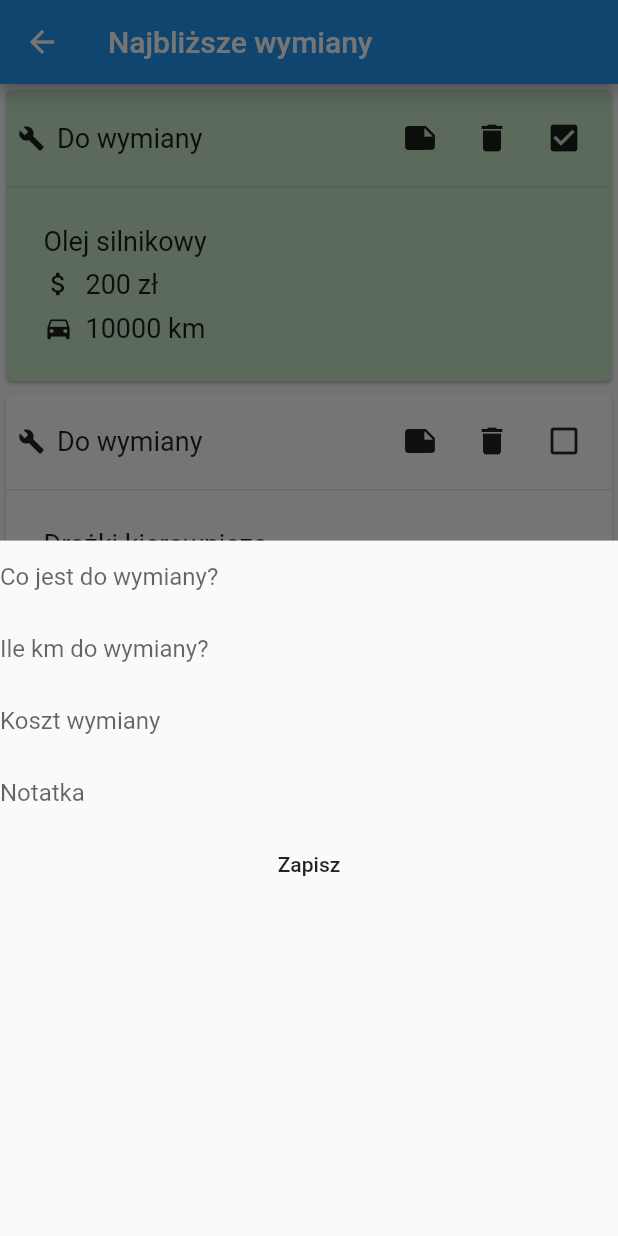
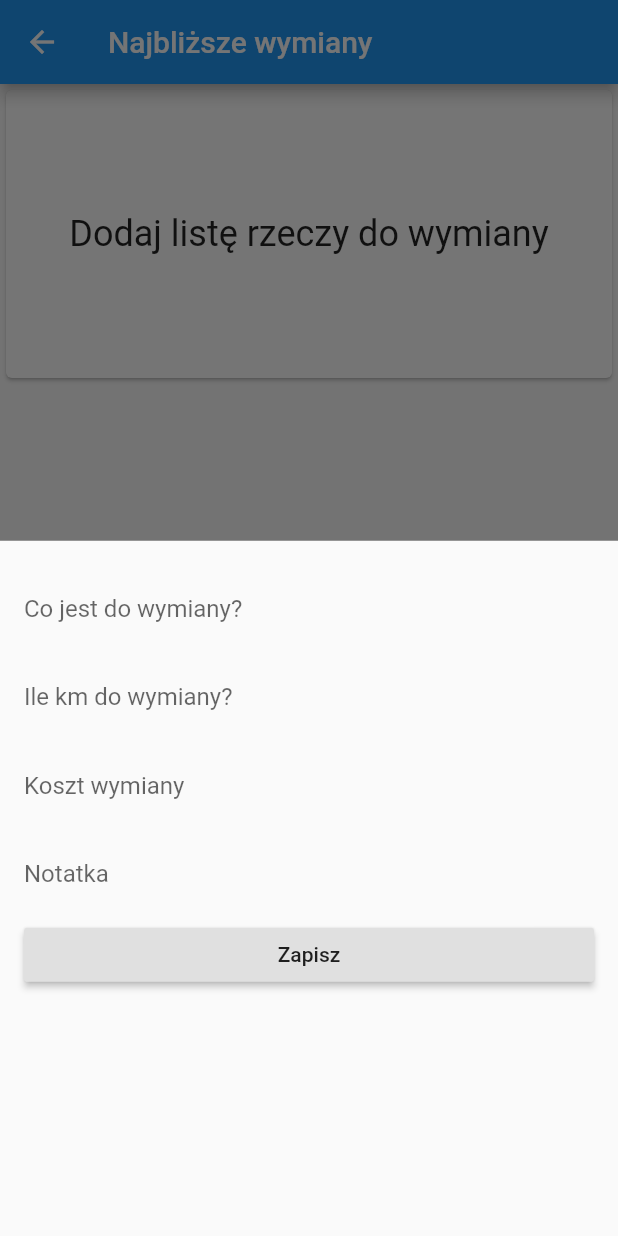
Before and after one commit to fcieminski/fuel-economy, a Flutter app: the Replace screen opened directly, after a tap on the "add" icon, on a phone screen of 412 x 824 dp. Run offline on Flutter 3.47's test engine with Material 2 defaults, Android fonts, the phone set to English and light mode, and no system bars; our stand-ins replace flutter_local_notifications, shared_preferences; accounts and stored records are empty.

Commit message:
form change in replace view, added storage

```diff
--- a/lib/components/replace.dart
+++ b/lib/components/replace.dart
@@ -1,4 +1,7 @@
+import 'dart:convert';
+
 import 'package:flutter/material.dart';
+import 'package:shared_preferences/shared_preferences.dart';
 
 class Replace extends StatefulWidget {
   @override
@@ -6,7 +9,7 @@ class Replace extends StatefulWidget {
 }
 
 class _ReplaceState extends State<Replace> {
-  List<Map<String, dynamic>> replace = [
+  List replace = [
     {
       'item': 'Olej silnikowy',
       'when': 10000,
@@ -28,6 +31,30 @@ class _ReplaceState extends State<Replace> {
   var note = TextEditingController();
   final _formKey = GlobalKey<FormState>();
 
+  @override
+  void initState() {
+    super.initState();
+    getUserData();
+  }
+
+  Future getUserData() async {
+    final saveData = await SharedPreferences.getInstance();
+    if (saveData.getString('replaceInfo') != null) {
+      setState(() {
+        replace = json.decode(saveData.getString('replaceInfo'));
+      });
+    } else {
+      setState(() {
+        replace = [];
+      });
+    }
+  }
+
+  Future saveToStorage(data) async {
+    final saveData = await SharedPreferences.getInstance();
+    saveData.setString('replaceInfo', data);
+  }
+
   void _submitReplace() {
     var part = partToReplace.text;
     var km = num.parse(kmToReplace.text);
@@ -44,18 +71,21 @@ class _ReplaceState extends State<Replace> {
         });
       });
     }
+    saveToStorage(json.encode(replace));
   }
 
   void _partReplaced(element) {
     setState(() {
       element['isDone'] = true;
     });
+    saveToStorage(json.encode(replace));
   }
 
   void _removeReplacementInfo(element) {
     setState(() {
       replace.remove(element);
     });
+        saveToStorage(json.encode(replace));
   }
 
   @override
@@ -270,6 +300,7 @@ class _ReplaceState extends State<Replace> {
           context: context,
           builder: (_) {
             return Container(
+              padding: EdgeInsets.all(16),
               child: Scaffold(
                 body: SingleChildScrollView(
                   child: Form(
@@ -278,6 +309,7 @@ class _ReplaceState extends State<Replace> {
                       children: <Widget>[
                         new TextFormField(
                           decoration: InputDecoration(
+                            labelText: 'Co jest do wymiany?',
                             border: InputBorder.none,
                             hintText: 'Co jest do wymiany?',
                           ),
@@ -293,6 +325,7 @@ class _ReplaceState extends State<Replace> {
                         ),
                         new TextFormField(
                           decoration: InputDecoration(
+                            labelText: 'Ile km do wymiany?',
                             border: InputBorder.none,
                             hintText: 'Ile km do wymiany?',
                           ),
@@ -310,6 +343,7 @@ class _ReplaceState extends State<Replace> {
                         ),
                         new TextFormField(
                           decoration: InputDecoration(
+                            labelText: 'Koszt wymiany',
                             border: InputBorder.none,
                             hintText: 'Koszt wymiany',
                           ),
@@ -328,19 +362,16 @@ class _ReplaceState extends State<Replace> {
                         new TextFormField(
                           decoration: InputDecoration(
                             border: InputBorder.none,
+                            labelText: 'Notatka',
                             hintText: 'Notatka',
                           ),
-                          validator: (value) {
-                            if (value.isEmpty) {
-                              return 'Wpisz dane';
-                            }
-                            return null;
-                          },
                           maxLines: null,
                           controller: note,
                           keyboardType: TextInputType.multiline,
                         ),
-                        FlatButton(
+                        SizedBox(
+                          width: double.infinity,
+                          child: RaisedButton(
                             child: Text(
                               'Zapisz',
                             ),
@@ -350,6 +381,7 @@ class _ReplaceState extends State<Replace> {
                                 Navigator.pop(context);
                               }
                             },
+                          ),
                         )
                       ],
                     ),
```
Also changed, not shown: lib/components/car_info.dart (+0 -35 lines), lib/components/recent_fuelling.dart (+5 -5 lines). Lines whose indentation alone changed are shown as unchanged.
